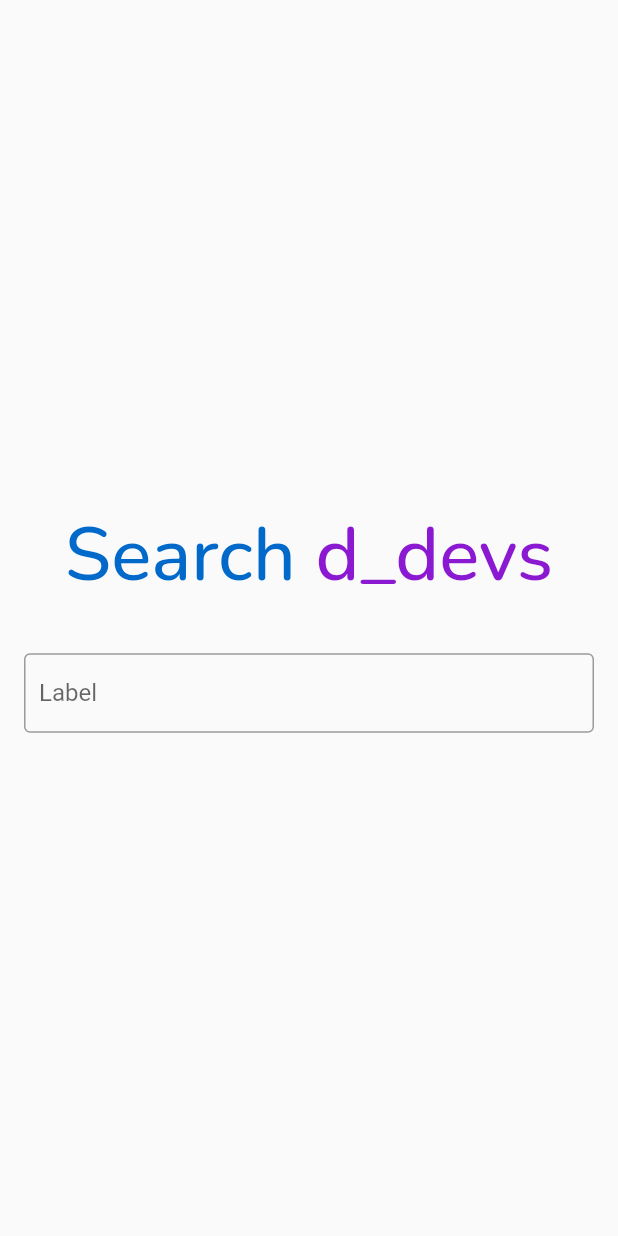
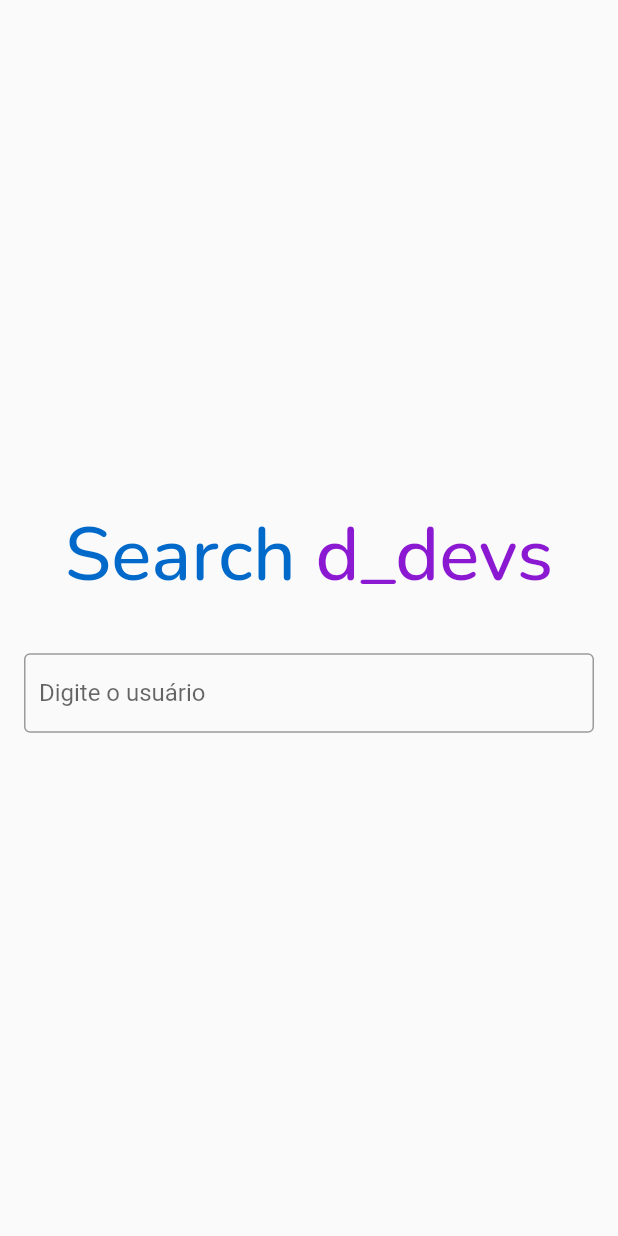
Before and after one commit to viniciusOLN/petize_test, a Flutter app: the screen it shows after launch, on a phone screen of 412 x 824 dp. Run offline on Flutter 3.47's test engine with Material 2 defaults, Android fonts, the phone set to English and light mode, and no system bars; our stand-ins replace bloc, dartz, equatable, flutter_bloc; accounts and stored records are empty.

Commit message:
fix: label and hint text of textfield

```diff
--- a/lib/app/features/github_user/presentation/homepage/widgets/textfield_username.dart
+++ b/lib/app/features/github_user/presentation/homepage/widgets/textfield_username.dart
@@ -22,8 +22,8 @@ class TextFieldUsername extends StatelessWidget {
           contentPadding: EdgeInsets.all(10),
           hintTextDirection: TextDirection.ltr,
           alignLabelWithHint: false,
-          labelText: 'Label',
-          hintText: 'Search',
+          labelText: 'Digite o usuário',
+          hintText: 'Ex: viniciusoln',
           hintStyle: defaultColorTextFormHomePage,
           prefix: Padding(
             padding: const EdgeInsets.only(top: 5),
```
